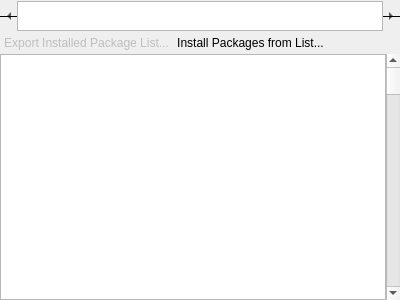
Old version of the form AddRm/BrowseView.ui in the repository KDE/apper.
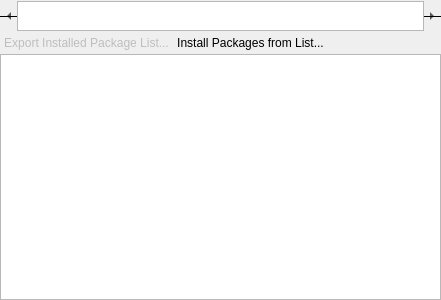
New version of the form. Custom widgets are drawn as their Qt base class.

```diff
--- a/AddRm/BrowseView.ui
+++ b/AddRm/BrowseView.ui
@@ -6,7 +6,7 @@
    <rect>
     <x>0</x>
     <y>0</y>
-    <width>400</width>
+    <width>441</width>
     <height>300</height>
    </rect>
   </property>
@@ -167,18 +167,37 @@
      </layout>
     </widget>
    </item>
-   <item row="2" column="0">
-    <widget class="QGraphicsView" name="graphicsView"/>
-   </item>
-   <item row="2" column="1">
-    <widget class="QScrollBar" name="verticalScrollBar">
-     <property name="orientation">
-      <enum>Qt::Vertical</enum>
+   <item row="2" column="0" colspan="2">
+    <widget class="KpkSearchableTreeView" name="packageView">
+     <property name="editTriggers">
+      <set>QAbstractItemView::NoEditTriggers</set>
+     </property>
+     <property name="verticalScrollMode">
+      <enum>QAbstractItemView::ScrollPerPixel</enum>
+     </property>
+     <property name="rootIsDecorated">
+      <bool>false</bool>
+     </property>
+     <property name="itemsExpandable">
+      <bool>false</bool>
+     </property>
+     <property name="sortingEnabled">
+      <bool>true</bool>
+     </property>
+     <property name="expandsOnDoubleClick">
+      <bool>false</bool>
      </property>
     </widget>
    </item>
   </layout>
  </widget>
+ <customwidgets>
+  <customwidget>
+   <class>KpkSearchableTreeView</class>
+   <extends>QTreeView</extends>
+   <header>KpkSearchableTreeView.h</header>
+  </customwidget>
+ </customwidgets>
  <resources/>
  <connections/>
 </ui>
```
